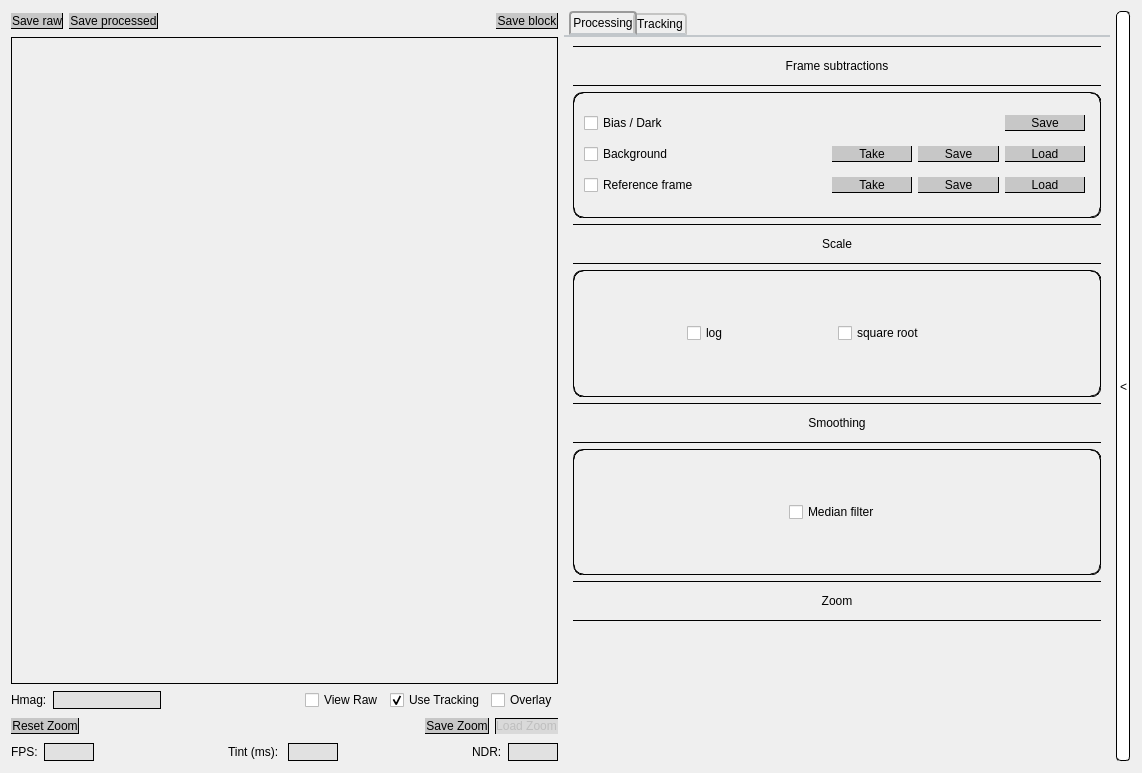
Old version of the form GUIs/Viewer/resources/Viewer.ui in the repository TobiasSchof/KPIC.
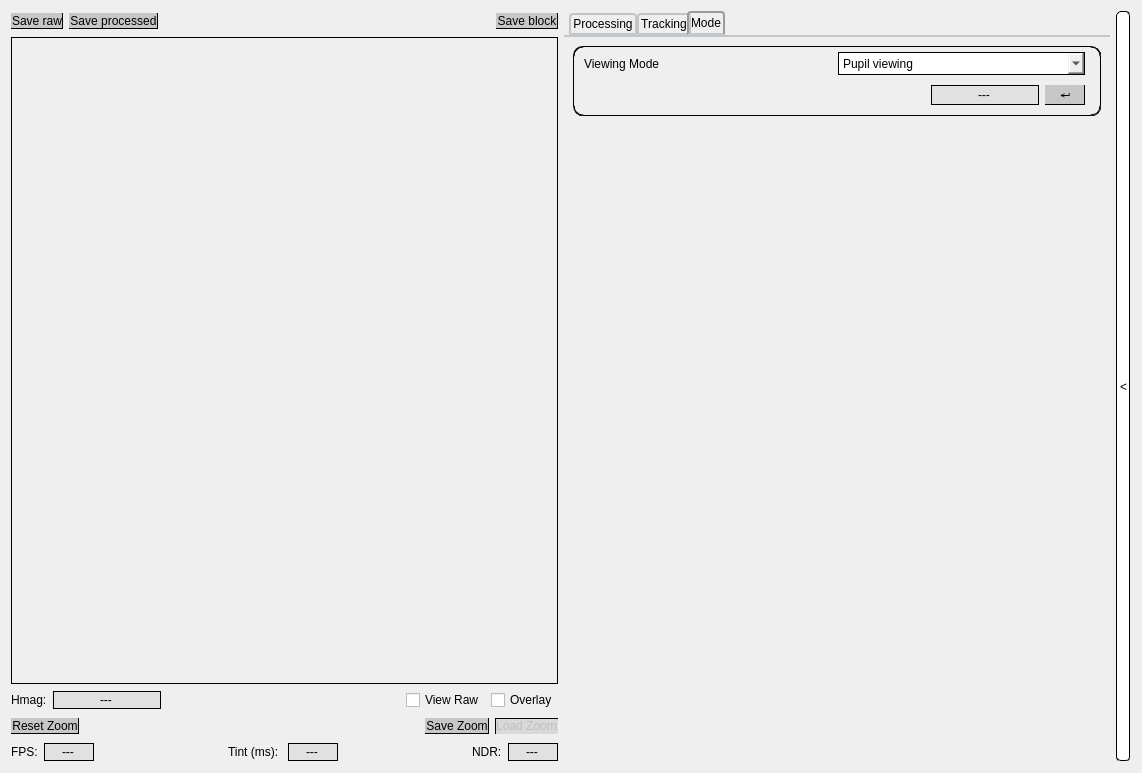
New version of the form. The open tabs and pages were chosen to show the change. Custom widgets are drawn as their Qt base class.

Commit message: Changed most Shm-based fields to callback

The edit to the form file:
```diff
--- a/GUIs/Viewer/resources/Viewer.ui
+++ b/GUIs/Viewer/resources/Viewer.ui
@@ -31,6 +31,30 @@
 	background-color: #d9d9d9;
 	border-style: outset;
 	border-width: 1px;
+}
+QLineEdit:focus
+{
+	border-color: black;
+	border-width: 1px;
+	border-style: solid;
+	border-radius: 0px;
+	background-color:white;
+}
+QLineEdit:!focus
+{
+	border-color: black;
+	border-width: 1px;
+	border-style: solid;
+	border-radius: 0px;
+	background-color: rgba(0, 0, 0, 15);
+}
+QLineEdit:!enabled
+{
+	border-color: black;
+	border-width: 1px;
+	border-style: solid;
+	border-radius: 0px;
+	background-color: rgba(0, 0, 0, 75);
 }</string>
   </property>
   <layout class="QGridLayout" name="gridLayout" rowstretch="0,10,0" columnstretch="0,0,10,0,0,0,0,0,0">
@@ -54,7 +78,7 @@
     </widget>
    </item>
    <item row="2" column="0" colspan="4">
-    <layout class="QGridLayout" name="view_opt_layout" columnstretch="0,0,0,0,0,0">
+    <layout class="QGridLayout" name="view_opt_layout" columnstretch="0,10,0,0,0">
      <item row="0" column="3">
       <widget class="Raw_im_chk" name="raw_view">
        <property name="text">
@@ -62,7 +86,7 @@
        </property>
       </widget>
      </item>
-     <item row="2" column="0" colspan="6">
+     <item row="2" column="0" colspan="5">
       <layout class="QHBoxLayout" name="cam_config_layout" stretch="0,0,10,0,0,10,0,0">
        <item>
         <widget class="QLabel" name="fps_lbl">
@@ -92,20 +116,13 @@
           </size>
          </property>
          <property name="styleSheet">
-          <string notr="true">QLineEdit:focus
-{
-	border-color: black;
-	border-width: 1px;
-	border-style: solid;
-	background-color:white;
-}
-QLineEdit:!focus
-{
-	border-color: black;
-	border-width: 1px;
-	border-style: solid;
-	background-color: rgba(0, 0, 0, 15);
-}</string>
+          <string notr="true"/>
+         </property>
+         <property name="text">
+          <string>---</string>
+         </property>
+         <property name="alignment">
+          <set>Qt::AlignCenter</set>
          </property>
         </widget>
        </item>
@@ -150,20 +167,13 @@
           </size>
          </property>
          <property name="styleSheet">
-          <string notr="true">QLineEdit:focus
-{
-	border-color: black;
-	border-width: 1px;
-	border-style: solid;
-	background-color:white;
-}
-QLineEdit:!focus
-{
-	border-color: black;
-	border-width: 1px;
-	border-style: solid;
-	background-color: rgba(0, 0, 0, 15);
-}</string>
+          <string notr="true"/>
+         </property>
+         <property name="text">
+          <string>---</string>
+         </property>
+         <property name="alignment">
+          <set>Qt::AlignCenter</set>
          </property>
         </widget>
        </item>
@@ -208,20 +218,13 @@
           </size>
          </property>
          <property name="styleSheet">
-          <string notr="true">QLineEdit:focus
-{
-	border-color: black;
-	border-width: 1px;
-	border-style: solid;
-	background-color:white;
-}
-QLineEdit:!focus
-{
-	border-color: black;
-	border-width: 1px;
-	border-style: solid;
-	background-color: rgba(0, 0, 0, 15);
-}</string>
+          <string notr="true"/>
+         </property>
+         <property name="text">
+          <string>---</string>
+         </property>
+         <property name="alignment">
+          <set>Qt::AlignCenter</set>
          </property>
         </widget>
        </item>
@@ -241,19 +244,6 @@
       </spacer>
      </item>
      <item row="0" column="4">
-      <widget class="Base_use_chk" name="base_img_chk">
-       <property name="toolTip">
-        <string>If checked, image processing will start from the image that the tracking loop is using. Otherwise, a raw image will be used to start</string>
-       </property>
-       <property name="text">
-        <string>Use Tracking</string>
-       </property>
-       <property name="checked">
-        <bool>true</bool>
-       </property>
-      </widget>
-     </item>
-     <item row="0" column="5">
       <widget class="QCheckBox" name="overlay">
        <property name="text">
         <string>Overlay</string>
@@ -263,6 +253,16 @@
        </property>
       </widget>
      </item>
+     <item row="0" column="0">
+      <widget class="QLabel" name="hmag_label">
+       <property name="styleSheet">
+        <string notr="true">border-style: none;</string>
+       </property>
+       <property name="text">
+        <string>Hmag:</string>
+       </property>
+      </widget>
+     </item>
      <item row="0" column="1">
       <widget class="QLineEdit" name="hmag_field">
        <property name="enabled">
@@ -275,41 +275,17 @@
         </sizepolicy>
        </property>
        <property name="styleSheet">
-        <string notr="true">QLineEdit:focus
-{
-	border-color: black;
-	border-width: 1px;
-	border-style: solid;
-	background-color:white;
-}
-QLineEdit:!focus
-{
-	border-color: black;
-	border-width: 1px;
-	border-style: solid;
-	background-color: rgba(0, 0, 0, 15);
-}
-QLineEdit:!enabled
-{
-	border-color: black;
-	border-width: 1px;
-	border-style: solid;
-	background-color: rgba(0, 0, 0, 75);
-}</string>
-       </property>
-      </widget>
-     </item>
-     <item row="0" column="0">
-      <widget class="QLabel" name="hmag_label">
-       <property name="styleSheet">
-        <string notr="true">border-style: none;</string>
+        <string notr="true"/>
        </property>
        <property name="text">
-        <string>Hmag:</string>
+        <string>---</string>
+       </property>
+       <property name="alignment">
+        <set>Qt::AlignCenter</set>
        </property>
       </widget>
      </item>
-     <item row="1" column="0" colspan="6">
+     <item row="1" column="0" colspan="5">
       <layout class="QHBoxLayout" name="horizontalLayout_3">
        <item>
         <widget class="QPushButton" name="rst_zoom">
@@ -539,7 +515,7 @@
            <number>15</number>
           </property>
           <item row="0" column="0">
-           <widget class="QCheckBox" name="bias_sub">
+           <widget class="Bias_chk" name="bias_sub">
             <property name="styleSheet">
              <string notr="true"/>
             </property>
@@ -549,7 +525,7 @@
            </widget>
           </item>
           <item row="1" column="0">
-           <widget class="QCheckBox" name="bkgrd_sub">
+           <widget class="Bkgrd_chk" name="bkgrd_sub">
             <property name="styleSheet">
              <string notr="true"/>
             </property>
@@ -559,7 +535,7 @@
            </widget>
           </item>
           <item row="2" column="0">
-           <widget class="QCheckBox" name="ref_sub">
+           <widget class="Ref_chk" name="ref_sub">
             <property name="styleSheet">
              <string notr="true"/>
             </property>
@@ -677,7 +653,7 @@
            <number>10</number>
           </property>
           <item row="0" column="1" alignment="Qt::AlignLeft">
-           <widget class="Scale_chk_box" name="sqrt_scl">
+           <widget class="Sqrt_chk" name="sqrt_scl">
             <property name="styleSheet">
              <string notr="true"/>
             </property>
@@ -687,7 +663,7 @@
            </widget>
           </item>
           <item row="0" column="0" alignment="Qt::AlignHCenter">
-           <widget class="Scale_chk_box" name="log_scl">
+           <widget class="Log_chk" name="log_scl">
             <property name="styleSheet">
              <string notr="true"/>
             </property>
@@ -948,7 +924,7 @@
            <number>10</number>
           </property>
           <item row="0" column="0" alignment="Qt::AlignHCenter">
-           <widget class="QCheckBox" name="med_filt">
+           <widget class="Med_filt_chk" name="med_filt">
             <property name="styleSheet">
              <string notr="true"/>
             </property>
@@ -1151,6 +1127,12 @@
           </property>
           <item row="0" column="1">
            <widget class="QComboBox" name="psf_loc_dropdown">
+            <property name="minimumSize">
+             <size>
+              <width>0</width>
+              <height>23</height>
+             </size>
+            </property>
             <property name="styleSheet">
              <string notr="true">QComboBox {
 	border-radius: 0px;
@@ -2137,6 +2119,236 @@
          </layout>
         </widget>
        </item>
+       <item>
+        <spacer name="tracking_tab_spacer">
+         <property name="orientation">
+          <enum>Qt::Vertical</enum>
+         </property>
+         <property name="sizeHint" stdset="0">
+          <size>
+           <width>20</width>
+           <height>40</height>
+          </size>
+         </property>
+        </spacer>
+       </item>
+      </layout>
+     </widget>
+     <widget class="QWidget" name="mode_tab">
+      <attribute name="title">
+       <string>Mode</string>
+      </attribute>
+      <layout class="QVBoxLayout" name="verticalLayout">
+       <item>
+        <widget class="View_Selection" name="view_mode_frame">
+         <property name="sizePolicy">
+          <sizepolicy hsizetype="Preferred" vsizetype="Preferred">
+           <horstretch>0</horstretch>
+           <verstretch>0</verstretch>
+          </sizepolicy>
+         </property>
+         <property name="minimumSize">
+          <size>
+           <width>380</width>
+           <height>70</height>
+          </size>
+         </property>
+         <property name="styleSheet">
+          <string notr="true">QFrame
+{
+	border-radius: 10px;
+	border-style: ridge;
+	border-width: 1px;
+}</string>
+         </property>
+         <property name="frameShape">
+          <enum>QFrame::Panel</enum>
+         </property>
+         <layout class="QGridLayout" name="gridLayout_8" columnstretch="1,1">
+          <property name="leftMargin">
+           <number>10</number>
+          </property>
+          <property name="topMargin">
+           <number>5</number>
+          </property>
+          <property name="rightMargin">
+           <number>15</number>
+          </property>
+          <property name="bottomMargin">
+           <number>5</number>
+          </property>
+          <property name="verticalSpacing">
+           <number>1</number>
+          </property>
+          <item row="0" column="1">
+           <widget class="QComboBox" name="view_mode_dropdown">
+            <property name="minimumSize">
+             <size>
+              <width>0</width>
+              <height>23</height>
+             </size>
+            </property>
+            <property name="styleSheet">
+             <string notr="true">QComboBox {
+	border-radius: 0px;
+	border-width: 1px;
+	border-color: black;
+	border-style: solid;
+}
+
+QComboBox QAbstractItemView{
+	border-style: none;
+}</string>
+            </property>
+            <item>
+             <property name="text">
+              <string>Pupil viewing</string>
+             </property>
+            </item>
+            <item>
+             <property name="text">
+              <string>Focal plane</string>
+             </property>
+            </item>
+            <item>
+             <property name="text">
+              <string>Custom</string>
+             </property>
+            </item>
+           </widget>
+          </item>
+          <item row="0" column="0">
+           <widget class="QLabel" name="view_mode_lbl">
+            <property name="styleSheet">
+             <string notr="true">border: 0px</string>
+            </property>
+            <property name="text">
+             <string>Viewing Mode</string>
+            </property>
+            <property name="margin">
+             <number>5</number>
+            </property>
+           </widget>
+          </item>
+          <item row="1" column="0" colspan="2">
+           <widget class="QFrame" name="view_mode_custom_frame">
+            <property name="styleSheet">
+             <string notr="true">QFrame{
+	border-style:none;
+}</string>
+            </property>
+            <layout class="QHBoxLayout" name="view_mode_layout" stretch="10,0,0">
+             <property name="spacing">
+              <number>-1</number>
+             </property>
+             <property name="leftMargin">
+              <number>0</number>
+             </property>
+             <property name="topMargin">
+              <number>5</number>
+             </property>
+             <property name="rightMargin">
+              <number>0</number>
+             </property>
+             <property name="bottomMargin">
+              <number>0</number>
+             </property>
+             <item>
+              <spacer name="view_mode_custom_spacer">
+               <property name="orientation">
+                <enum>Qt::Horizontal</enum>
+               </property>
+               <property name="sizeHint" stdset="0">
+                <size>
+                 <width>40</width>
+                 <height>20</height>
+                </size>
+               </property>
+              </spacer>
+             </item>
+             <item>
+              <widget class="QLineEdit" name="custom_pos">
+               <property name="sizePolicy">
+                <sizepolicy hsizetype="Preferred" vsizetype="Fixed">
+                 <horstretch>0</horstretch>
+                 <verstretch>0</verstretch>
+                </sizepolicy>
+               </property>
+               <property name="minimumSize">
+                <size>
+                 <width>65</width>
+                 <height>20</height>
+                </size>
+               </property>
+               <property name="styleSheet">
+                <string notr="true"/>
+               </property>
+               <property name="text">
+                <string>---</string>
+               </property>
+               <property name="frame">
+                <bool>true</bool>
+               </property>
+               <property name="alignment">
+                <set>Qt::AlignCenter</set>
+               </property>
+               <property name="clearButtonEnabled">
+                <bool>false</bool>
+               </property>
+              </widget>
+             </item>
+             <item>
+              <widget class="QPushButton" name="view_mode_custom_btn">
+               <property name="sizePolicy">
+                <sizepolicy hsizetype="Fixed" vsizetype="Fixed">
+                 <horstretch>0</horstretch>
+                 <verstretch>0</verstretch>
+                </sizepolicy>
+               </property>
+               <property name="minimumSize">
+                <size>
+                 <width>40</width>
+                 <height>20</height>
+                </size>
+               </property>
+               <property name="styleSheet">
+                <string notr="true">QPushButton { 
+	background-color: #c7c7c7;
+	border-radius: 0px;
+	border-style: inset;
+	border-width: 1px;
+}
+QPushButton:pressed {
+	background-color: #c1ffba;
+	border-radius: 0px;
+	border-style: outset;
+	border-width: 1px;
+}</string>
+               </property>
+               <property name="text">
+                <string>↵</string>
+               </property>
+              </widget>
+             </item>
+            </layout>
+           </widget>
+          </item>
+         </layout>
+        </widget>
+       </item>
+       <item>
+        <spacer name="mode_tab_spacer">
+         <property name="orientation">
+          <enum>Qt::Vertical</enum>
+         </property>
+         <property name="sizeHint" stdset="0">
+          <size>
+           <width>20</width>
+           <height>40</height>
+          </size>
+         </property>
+        </spacer>
+       </item>
       </layout>
      </widget>
     </widget>
@@ -2183,11 +2395,6 @@
    <header>Viewer_Widgets.h</header>
    <container>1</container>
   </customwidget>
-  <customwidget>
-   <class>Scale_chk_box</class>
-   <extends>QCheckBox</extends>
-   <header>Viewer_Widgets.h</header>
-  </customwidget>
   <customwidget>
    <class>Img</class>
    <extends>QWidget</extends>
@@ -2236,7 +2443,38 @@
    <header>Viewer_Widgets.h</header>
   </customwidget>
   <customwidget>
-   <class>Base_use_chk</class>
+   <class>View_Selection</class>
+   <extends>QFrame</extends>
+   <header>Viewer_Widgets.h</header>
+   <container>1</container>
+  </customwidget>
+  <customwidget>
+   <class>Bias_chk</class>
+   <extends>QCheckBox</extends>
+   <header>Viewer_Widgets.h</header>
+  </customwidget>
+  <customwidget>
+   <class>Bkgrd_chk</class>
+   <extends>QCheckBox</extends>
+   <header>Viewer_Widgets.h</header>
+  </customwidget>
+  <customwidget>
+   <class>Ref_chk</class>
+   <extends>QCheckBox</extends>
+   <header>Viewer_Widgets.h</header>
+  </customwidget>
+  <customwidget>
+   <class>Log_chk</class>
+   <extends>QCheckBox</extends>
+   <header>Viewer_Widgets.h</header>
+  </customwidget>
+  <customwidget>
+   <class>Sqrt_chk</class>
+   <extends>QCheckBox</extends>
+   <header>Viewer_Widgets.h</header>
+  </customwidget>
+  <customwidget>
+   <class>Med_filt_chk</class>
    <extends>QCheckBox</extends>
    <header>Viewer_Widgets.h</header>
   </customwidget>
```
The commit also changes 2 other files.
